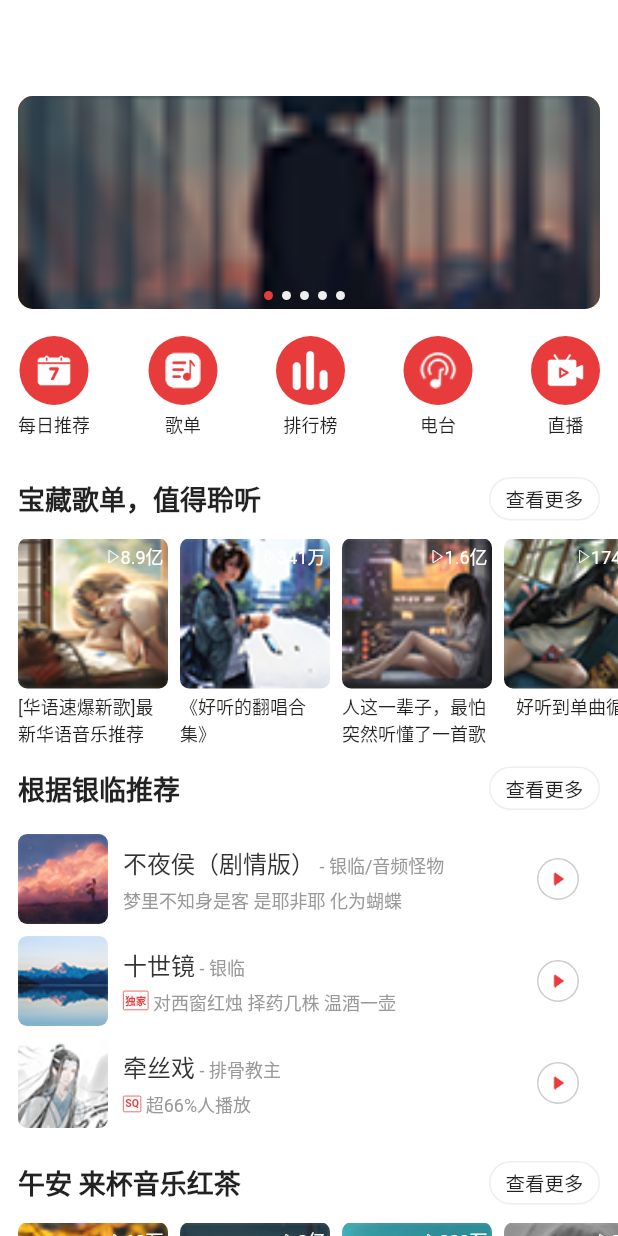
After one commit to huang-weilong/flutter_netease_cloud_music, a Flutter app: the DiscoveryPage screen opened directly, on a phone screen of 412 x 824 dp. The commit adds this screen. Run offline on Flutter 3.47's test engine with Material 2 defaults, Android fonts, the light colour scheme and no system bars.

Commit message:
发现页

```diff
--- /dev/null
+++ b/lib/page/discovery_page.dart
@@ -0,0 +1,268 @@
+import 'package:flutter/material.dart';
+import 'package:flutter_netease_cloud_music/constants/f_color.dart';
+import 'package:flutter_netease_cloud_music/widget/carousel.dart';
+
+class DiscoveryPage extends StatefulWidget {
+  @override
+  _DiscoveryPageState createState() => _DiscoveryPageState();
+}
+
+class _DiscoveryPageState extends State<DiscoveryPage> with SingleTickerProviderStateMixin {
+  List<String> images = [
+    'assets/images/cover/cover1.png',
+    'assets/images/cover/cover2.png',
+    'assets/images/cover/cover3.png',
+    'assets/images/cover/cover4.png',
+    'assets/images/cover/cover5.png',
+  ];
+
+  @override
+  void initState() {
+    super.initState();
+  }
+
+  @override
+  Widget build(BuildContext context) {
+    return Scaffold(
+      backgroundColor: Colors.white,
+      body: ListView(
+        padding: EdgeInsets.only(top: 60.0),
+        children: [
+          SizedBox(height: 150.0, child: _CarouselImage(images)),
+          Padding(
+            padding: const EdgeInsets.symmetric(vertical: 14.0, horizontal: 12.0),
+            child: Row(
+              mainAxisAlignment: MainAxisAlignment.spaceBetween,
+              children: [
+                _buildFunc('assets/images/public/calendar.png', '每日推荐'),
+                _buildFunc('assets/images/public/music_list.png', '歌单'),
+                _buildFunc('assets/images/public/leaderboard.png', '排行榜'),
+                _buildFunc('assets/images/public/music_station.png', '电台'),
+                _buildFunc('assets/images/public/live_broadcast.png', '直播'),
+              ],
+            ),
+          ),
+          _buildTitle('宝藏歌单，值得聆听'),
+          SizedBox(
+            height: 140.0,
+            child: ListView(
+              padding: EdgeInsets.symmetric(horizontal: 8.0),
+              scrollDirection: Axis.horizontal,
+              children: [
+                _buildMusicList('assets/images/cover/cover5.png', '8.9亿', '[华语速爆新歌]最新华语音乐推荐'),
+                _buildMusicList('assets/images/cover/cover6.png', '341万', '《好听的翻唱合集》'),
+                _buildMusicList('assets/images/cover/cover7.png', '1.6亿', '人这一辈子，最怕突然听懂了一首歌'),
+                _buildMusicList('assets/images/cover/cover8.png', '1743万', '好听到单曲循环'),
+                _buildMusicList('assets/images/cover/cover9.png', '302万', '700手流行经典老歌'),
+              ],
+            ),
+          ),
+          _buildTitle('根据银临推荐'),
+          SizedBox(
+            height: 210.0,
+            child: DefaultTabController(
+              length: 2,
+              child: TabBarView(
+                physics: BouncingScrollPhysics(),
+                children: <Widget>[
+                  Column(
+                    children: [
+                      _buildMusicRecommend('assets/images/cover/cover10.png', '不夜侯（剧情版）', '银临/音频怪物', '梦里不知身是客 是耶非耶 化为蝴蝶'),
+                      _buildMusicRecommend('assets/images/cover/cover11.png', '十世镜', '银临', '对西窗红烛 择药几株 温酒一壶', iconText: '独家'),
+                      _buildMusicRecommend('assets/images/cover/cover12.png', '牵丝戏', '排骨教主', '超66%人播放', iconText: 'SQ'),
+                    ],
+                  ),
+                  Column(
+                    children: [
+                      _buildMusicRecommend('assets/images/cover/cover1.png', '青玉恋', '子衿', '蓦然回首 那人却在灯火阑珊处', iconText: '独家'),
+                      _buildMusicRecommend('assets/images/cover/cover2.png', '月', '大柯', '万般思绪白眉梢满头举杯明月愁更愁', iconText: 'SQ'),
+                      _buildMusicRecommend('assets/images/cover/cover3.png', '千年缘', '心然', '岁月随心 终会淡然', iconText: 'SQ'),
+                    ],
+                  ),
+                ],
+              ),
+            ),
+          ),
+          _buildTitle('午安 来杯音乐红茶'),
+          SizedBox(
+            height: 140.0,
+            child: ListView(
+              padding: EdgeInsets.symmetric(horizontal: 8.0),
+              scrollDirection: Axis.horizontal,
+              children: [
+                _buildMusicList('assets/images/cover/cover4.png', '13万', '2010年代华语热播流行好歌'),
+                _buildMusicList('assets/images/cover/cover1.png', '2亿', '最懂你的欧美推荐每日更新35首'),
+                _buildMusicList('assets/images/cover/cover2.png', '809万', '在旅途中 你听得见的没好音乐风景'),
+                _buildMusicList('assets/images/cover/cover3.png', '34万', '听歌学英文 童声活泼演绎欧美流行'),
+                _buildMusicList('assets/images/cover/cover7.png', '2032万', '你学生时代的MP3每日更新30首'),
+              ],
+            ),
+          ),
+          SizedBox(height: 54.0)
+        ],
+      ),
+    );
+  }
+
+  Widget _buildFunc(String iconPath, String text) {
+    return Column(
+      children: [
+        Container(
+          padding: EdgeInsets.all(10.0),
+          margin: EdgeInsets.only(bottom: 4.0),
+          decoration: ShapeDecoration(shape: CircleBorder(), color: FColor.primary),
+          child: Image.asset(iconPath),
+        ),
+        Text(text, style: TextStyle(fontSize: 12.0))
+      ],
+    );
+  }
+
+  Widget _buildTitle(String title) {
+    return Container(
+      padding: EdgeInsets.symmetric(horizontal: 12.0, vertical: 12.0),
+      child: Row(
+        mainAxisAlignment: MainAxisAlignment.spaceBetween,
+        children: [
+          Text(title, style: TextStyle(fontSize: 18.0, fontWeight: FontWeight.bold)),
+          Container(
+            padding: EdgeInsets.symmetric(horizontal: 10.0, vertical: 4.0),
+            decoration: BoxDecoration(
+              borderRadius: BorderRadius.circular(50.0),
+              border: Border.all(color: FColor.allE),
+            ),
+            child: Text('查看更多', style: TextStyle(fontSize: 13.0)),
+          )
+        ],
+      ),
+    );
+  }
+
+  Widget _buildMusicList(String coverImg, String playCount, String title) {
+    return Padding(
+      padding: const EdgeInsets.symmetric(horizontal: 4.0),
+      child: SizedBox(
+        width: 100.0,
+        child: Column(
+          children: [
+            Stack(
+              children: [
+                SizedBox(
+                  width: 100.0,
+                  height: 100.0,
+                  child: ClipRRect(
+                    borderRadius: BorderRadius.circular(6.0),
+                    child: Image.asset(coverImg, fit: BoxFit.cover),
+                  ),
+                ),
+                Positioned(
+                  top: 3.0,
+                  right: 3.0,
+                  child: Row(
+                    children: [
+                      Image.asset('assets/images/public/play1.png', width: 9.0),
+                      Text(playCount, style: TextStyle(color: Colors.white, fontSize: 12.0)),
+                    ],
+                  ),
+                )
+              ],
+            ),
+            Padding(
+              padding: const EdgeInsets.only(top: 3.0),
+              child: Text(title, maxLines: 2, overflow: TextOverflow.ellipsis, style: TextStyle(fontSize: 12.0)),
+            )
+          ],
+        ),
+      ),
+    );
+  }
+
+  Widget _buildMusicRecommend(String coverImg, String name, String singer, String description, {String iconText}) {
+    return Padding(
+      padding: const EdgeInsets.symmetric(horizontal: 12.0, vertical: 4.0),
+      child: Row(
+        mainAxisAlignment: MainAxisAlignment.spaceBetween,
+        children: [
+          ClipRRect(borderRadius: BorderRadius.circular(6.0), child: Image.asset(coverImg)),
+          Expanded(
+            child: Padding(
+              padding: const EdgeInsets.only(left: 10.0),
+              child: Column(
+                crossAxisAlignment: CrossAxisAlignment.start,
+                children: [
+                  RichText(
+                    text: TextSpan(
+                      text: name,
+                      style: TextStyle(color: FColor.all3, fontSize: 16.0),
+                      children: [TextSpan(text: ' - $singer', style: TextStyle(color: FColor.all9, fontSize: 12.0))],
+                    ),
+                  ),
+                  SizedBox(height: 4.0),
+                  RichText(
+                    text: TextSpan(children: [
+                      if (iconText != null)
+                        WidgetSpan(
+                          child: Container(
+                            padding: EdgeInsets.all(1.0),
+                            margin: EdgeInsets.only(bottom: 3.0, right: 3.0),
+                            decoration: BoxDecoration(
+                              border: Border.all(color: FColor.primary, width: 0.5),
+                              borderRadius: BorderRadius.circular(1.0),
+                            ),
+                            child: Text(iconText, style: TextStyle(color: FColor.primary, fontSize: 7.0, fontWeight: FontWeight.bold)),
+                          ),
+                        ),
+                      TextSpan(text: description, style: TextStyle(fontSize: 12.0, color: FColor.all9))
+                    ]),
+                  ),
+//                  Text(description, style: TextStyle(fontSize: 12.0, color: FColor.all9))
+                ],
+              ),
+            ),
+          ),
+          Container(
+            margin: EdgeInsets.only(right: 14.0),
+            padding: EdgeInsets.only(top: 8.0, bottom: 8.0, left: 8.0, right: 8.0),
+            decoration: BoxDecoration(
+              border: Border.all(color: FColor.allC),
+              borderRadius: BorderRadius.circular(50.0),
+            ),
+            child: Image.asset('assets/images/public/play2.png', color: FColor.primary, width: 10.0),
+          ),
+        ],
+      ),
+    );
+  }
+}
+
+class _CarouselImage extends StatefulWidget {
+  final List<String> images;
+
+  _CarouselImage(this.images);
+
+  @override
+  __CarouselImageState createState() => __CarouselImageState();
+}
+
+class __CarouselImageState extends State<_CarouselImage> {
+  @override
+  Widget build(BuildContext context) {
+    return Carousel(
+      autoPlay: true,
+      playInterval: Duration(seconds: 5),
+      alignment: Alignment.bottomCenter,
+      dotSelectColor: FColor.primary,
+      dotUnSelectColor: FColor.allE,
+      children: widget.images.map((dir) {
+        return Container(
+          margin: EdgeInsets.symmetric(horizontal: 12.0, vertical: 4.0),
+          decoration: BoxDecoration(
+            color: Colors.orange,
+            image: DecorationImage(image: AssetImage(dir), fit: BoxFit.cover),
+            borderRadius: BorderRadius.circular(10.0),
+          ),
+        );
+      }).toList(),
+    );
+  }
+}
--- a/lib/page/home_page.dart
+++ b/lib/page/home_page.dart
@@ -1,5 +1,6 @@
 import 'package:flutter/material.dart';
 import 'package:flutter_netease_cloud_music/constants/f_color.dart';
+import 'package:flutter_netease_cloud_music/page/discovery_page.dart';
 import 'package:flutter_netease_cloud_music/page/drawer_page.dart';
 import 'package:flutter_netease_cloud_music/page/mine_page.dart';
 import 'package:flutter_netease_cloud_music/widget/sample_layout.dart';
@@ -12,14 +13,21 @@ class HomePage extends StatefulWidget {
 class _HomePageState extends State<HomePage> with SingleTickerProviderStateMixin {
   TabController controller;
   GlobalKey<ScaffoldState> _globalKey = GlobalKey<ScaffoldState>();
-  List<Color> _tabBarColor = [Colors.transparent, Colors.grey, Colors.grey, Colors.grey];
+  List<Color> _tabBarBgColor = [Colors.transparent, Colors.white, Colors.white, Colors.white];
+  Color _tabBarIconColor = Colors.white;
 
   @override
   void initState() {
     super.initState();
     controller = TabController(length: 4, vsync: this);
     controller.addListener(() {
-      setState(() {});
+      setState(() {
+        if (controller.index == 0) {
+          _tabBarIconColor = Colors.white;
+        } else {
+          _tabBarIconColor = FColor.all9;
+        }
+      });
     });
   }
 
@@ -41,13 +49,13 @@ class _HomePageState extends State<HomePage> with SingleTickerProviderStateMixin
               controller: controller,
               children: <Widget>[
                 MinePage(),
-                Text('发现'),
+                DiscoveryPage(),
                 Text('云村'),
                 Text('视频'),
               ],
             ),
             Container(
-              color: _tabBarColor[controller.index],
+              color: _tabBarBgColor[controller.index],
               padding: EdgeInsets.all(20.0),
               child: Row(
                 children: [
@@ -55,10 +63,10 @@ class _HomePageState extends State<HomePage> with SingleTickerProviderStateMixin
                     onTap: () {
                       _globalKey.currentState.openDrawer();
                     },
-                    child: Image.asset('assets/images/public/menu.png', color: Colors.white),
+                    child: Image.asset('assets/images/public/menu.png', color: _tabBarIconColor),
                   ),
                   TabBarWidget(controller),
-                  Image.asset('assets/images/public/search.png', color: Colors.white),
+                  Image.asset('assets/images/public/search.png', color: _tabBarIconColor),
                 ],
               ),
             ),
@@ -112,6 +120,7 @@ class _HomePageState extends State<HomePage> with SingleTickerProviderStateMixin
 }
 
 class TabBarWidget extends StatelessWidget {
+  final List<Color> _textSelectColor = [Colors.white, FColor.all3, FColor.all3, FColor.all3];
   final TabController controller;
   TabBarWidget(this.controller);
   @override
@@ -127,10 +136,11 @@ class TabBarWidget extends StatelessWidget {
             Text('云村'),
             Text('视频'),
           ],
+          labelColor: _textSelectColor[controller.index],
           labelPadding: const EdgeInsets.all(0.0),
           indicatorColor: Colors.transparent,
-          labelStyle: TextStyle(fontSize: 16.0),
-          unselectedLabelStyle: TextStyle(fontSize: 14.0),
+          labelStyle: TextStyle(fontSize: 18.0, fontWeight: FontWeight.bold),
+          unselectedLabelStyle: TextStyle(fontSize: 16.0),
         ),
       ),
     );
--- /dev/null
+++ b/lib/widget/carousel.dart
@@ -0,0 +1,144 @@
+import 'dart:async';
+
+import 'package:flutter/material.dart';
+
+enum DotType {
+  point,
+  stadium,
+}
+
+class Carousel extends StatefulWidget {
+  final bool autoPlay; //是否自动播放
+  final Duration playInterval; //自动切换的时间间隔
+  final Duration playDuration; //动画时长
+  final int initIndex; //初始播放位置,从0开始
+  final double dotSize; //指示器大小
+  final Curve curve; //动画效果
+  final bool showIndicators; //是否显示指示器
+  final Axis scrollDirection; //滚动方向
+  final double viewportFraction; //每个页面在滚动方向占据的视窗比例，默认为 1
+  final List<Widget> children;
+  final int _length;
+  final Alignment alignment;
+  final DotType dotType;
+  final Color dotSelectColor;
+  final Color dotUnSelectColor;
+
+  Carousel(
+      {@required this.children,
+      this.playInterval,
+      this.autoPlay = false,
+      this.initIndex = 0,
+      this.dotSize = 6.0,
+      this.curve = Curves.fastOutSlowIn,
+      this.playDuration,
+      this.showIndicators = true,
+      this.scrollDirection = Axis.horizontal,
+      this.viewportFraction = 1.0,
+      this.alignment = Alignment.bottomRight,
+      this.dotType: DotType.point,
+      this.dotSelectColor: Colors.blue,
+      this.dotUnSelectColor: Colors.grey})
+      : _length = children.length,
+        assert(children.length > 0, 'children 数量必须大于零'),
+        assert(viewportFraction > 0.0),
+        assert((initIndex >= 0) && (initIndex < children.length), 'initIndex 越界');
+
+  @override
+  CarouselState createState() {
+    return CarouselState();
+  }
+}
+
+class CarouselState extends State<Carousel> with SingleTickerProviderStateMixin {
+  PageController _pageController;
+  Timer timer;
+  int _currentPage;
+  int _realCurrentPage;
+
+  @override
+  void initState() {
+    super.initState();
+    //如果初始值是0，往左就滑不动了，所以给它赋一个大于零的值
+    _currentPage = 100 * widget._length + widget.initIndex;
+
+    _realCurrentPage = widget.initIndex;
+    _pageController = PageController(initialPage: _currentPage, viewportFraction: widget.viewportFraction);
+
+    if (widget.autoPlay) {
+      Duration playInterval = widget.playInterval ?? Duration(seconds: 3);
+      Duration playDuration = widget.playDuration ?? Duration(seconds: 1);
+      timer = Timer.periodic(playInterval, (Timer t) {
+        int toPage = _currentPage = _currentPage + 1;
+        setState(() {
+          _currentPage = toPage;
+        });
+        _pageController.animateToPage(toPage, duration: playDuration, curve: widget.curve);
+      });
+    }
+  }
+
+  @override
+  void dispose() {
+    if (timer != null) {
+      timer.cancel();
+    }
+    super.dispose();
+  }
+
+  @override
+  Widget build(BuildContext context) {
+    return Stack(
+      children: <Widget>[
+        Positioned.fill(
+            child: PageView.builder(
+                controller: _pageController,
+                scrollDirection: widget.scrollDirection,
+                itemBuilder: (context, i) {
+                  int index = i % widget._length;
+                  return widget.children[index];
+                },
+                onPageChanged: (i) {
+                  setState(() {
+                    _currentPage = i;
+                    _realCurrentPage = i % widget._length;
+                  });
+                })),
+        _buildIndicators(),
+      ],
+    );
+  }
+
+  Widget _buildIndicators() {
+    if (!widget.showIndicators) {
+      return Container();
+    }
+    List<Widget> widgets = [];
+    for (int i = 0; i < widget._length; i++) {
+      Color color = _realCurrentPage == i ? widget.dotSelectColor : widget.dotUnSelectColor;
+      if (widget.dotType == DotType.point) {
+        widgets.add(Container(
+          margin: EdgeInsets.only(right: widget.dotSize),
+          width: widget.dotSize,
+          height: widget.dotSize,
+          decoration: ShapeDecoration(shape: StadiumBorder(), color: color),
+        ));
+      } else {
+        widgets.add(Container(
+          margin: EdgeInsets.only(right: widget.dotSize),
+          width: widget.dotSize * (_realCurrentPage == i ? 2 : 1),
+          height: widget.dotSize / 2,
+          decoration: ShapeDecoration(shape: StadiumBorder(), color: color),
+        ));
+      }
+    }
+    return Container(
+      margin: EdgeInsets.all(10.0),
+      alignment: widget.alignment,
+      child: Row(
+        mainAxisSize: MainAxisSize.min,
+        children: widgets,
+      ),
+    );
+  }
+}
```
Also changed, not shown: assets/images/public/2.0x/calendar.png (added), assets/images/public/2.0x/leaderboard.png (added), assets/images/public/2.0x/live_broadcast.png (added), assets/images/public/2.0x/music_list.png (added), assets/images/public/3.0x/calendar.png (added), assets/images/public/3.0x/leaderboard.png (added), assets/images/public/3.0x/live_broadcast.png (added), assets/images/public/3.0x/music_list.png (added), assets/images/public/calendar.png (added), assets/images/public/leaderboard.png (added), assets/images/public/live_broadcast.png (added), assets/images/public/music_list.png (added).
